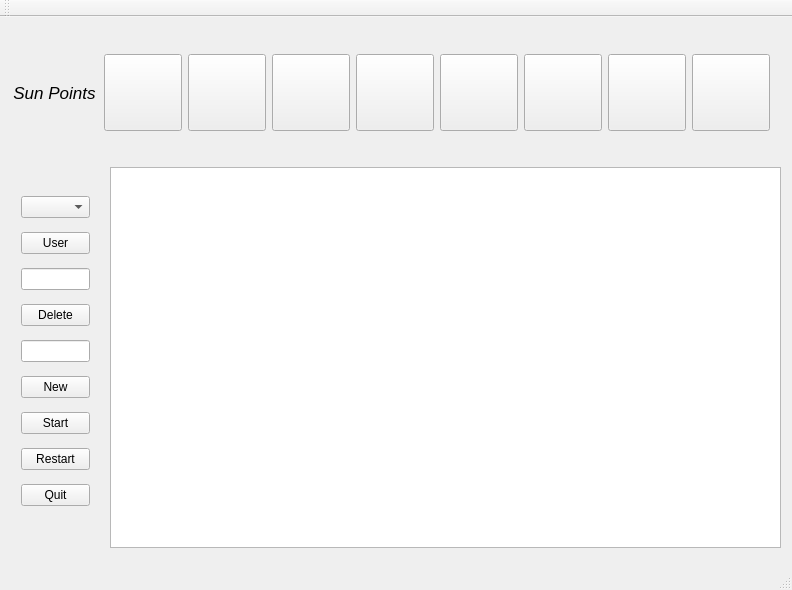
Old version of the form mainwindow.ui in the repository TareqTayeh/PlantsvsZombies.
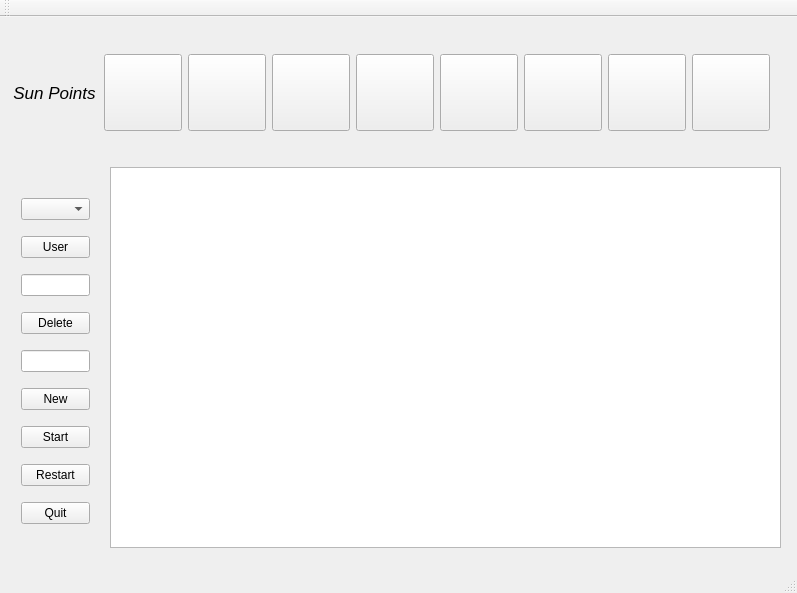
New version of the form. Custom widgets are drawn as their Qt base class.

Patch:
```diff
--- a/mainwindow.ui
+++ b/mainwindow.ui
@@ -6,8 +6,8 @@
    <rect>
     <x>0</x>
     <y>0</y>
-    <width>792</width>
-    <height>590</height>
+    <width>797</width>
+    <height>593</height>
    </rect>
   </property>
   <property name="windowTitle">
@@ -42,7 +42,7 @@
       <x>10</x>
       <y>160</y>
       <width>91</width>
-      <height>351</height>
+      <height>371</height>
      </rect>
     </property>
     <layout class="QVBoxLayout" name="verticalLayout">
```
Left out of the diff: 2 changed lines with no effect on the pictures.
